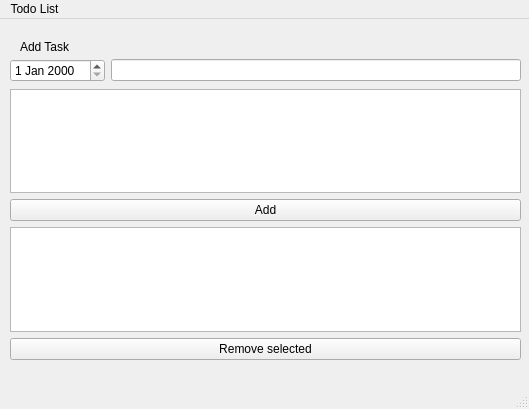
Qt form ui_files/mainwindow.ui (isym444/pyqtTodo) before a commit.
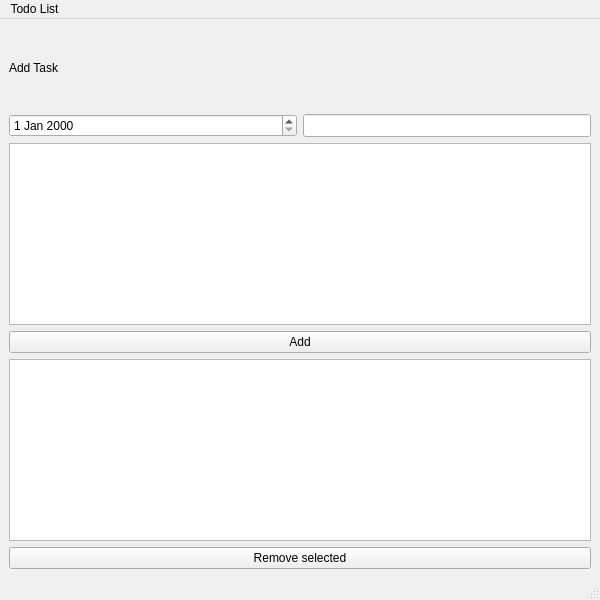
The same form after that commit. Icons and pictures are not drawn.

```diff
--- a/ui_files/mainwindow.ui
+++ b/ui_files/mainwindow.ui
@@ -6,35 +6,50 @@
    <rect>
     <x>0</x>
     <y>0</y>
-    <width>529</width>
-    <height>409</height>
+    <width>600</width>
+    <height>600</height>
    </rect>
   </property>
+  <property name="sizePolicy">
+   <sizepolicy hsizetype="Expanding" vsizetype="Expanding">
+    <horstretch>0</horstretch>
+    <verstretch>0</verstretch>
+   </sizepolicy>
+  </property>
   <property name="windowTitle">
    <string>MainWindow</string>
   </property>
   <widget class="QWidget" name="centralwidget">
-   <widget class="QLabel" name="label">
-    <property name="geometry">
-     <rect>
-      <x>20</x>
-      <y>20</y>
-      <width>67</width>
-      <height>16</height>
-     </rect>
-    </property>
-    <property name="text">
-     <string>Add Task</string>
-    </property>
-   </widget>
+   <property name="sizePolicy">
+    <sizepolicy hsizetype="Expanding" vsizetype="Expanding">
+     <horstretch>0</horstretch>
+     <verstretch>0</verstretch>
+    </sizepolicy>
+   </property>
+   <layout class="QVBoxLayout" name="verticalLayout">
+    <item>
+     <layout class="QVBoxLayout" name="verticalLayout_3">
+      <item>
+       <layout class="QGridLayout" name="gridLayout">
+        <item row="0" column="1">
    <widget class="QLabel" name="logoLabel">
-    <property name="geometry">
-     <rect>
-      <x>480</x>
-      <y>0</y>
-      <width>41</width>
-      <height>41</height>
-     </rect>
+          <property name="sizePolicy">
+           <sizepolicy hsizetype="Expanding" vsizetype="Expanding">
+            <horstretch>0</horstretch>
+            <verstretch>0</verstretch>
+           </sizepolicy>
+          </property>
+          <property name="minimumSize">
+           <size>
+            <width>50</width>
+            <height>80</height>
+           </size>
+          </property>
+          <property name="maximumSize">
+           <size>
+            <width>100</width>
+            <height>160</height>
+           </size>
     </property>
     <property name="pixmap">
      <pixmap resource="resources.qrc">:/icons/Cute-character.png</pixmap>
@@ -42,22 +57,68 @@
     <property name="scaledContents">
      <bool>true</bool>
     </property>
-   </widget>
-   <widget class="QWidget" name="layoutWidget">
-    <property name="geometry">
-     <rect>
-      <x>10</x>
-      <y>70</y>
-      <width>511</width>
-      <height>271</height>
-     </rect>
-    </property>
-    <layout class="QVBoxLayout" name="verticalLayout">
+          <property name="alignment">
+           <set>Qt::AlignmentFlag::AlignRight|Qt::AlignmentFlag::AlignTrailing|Qt::AlignmentFlag::AlignVCenter</set>
+          </property>
+         </widget>
+        </item>
+        <item row="0" column="0">
+         <widget class="QLabel" name="label">
+          <property name="sizePolicy">
+           <sizepolicy hsizetype="Expanding" vsizetype="Expanding">
+            <horstretch>0</horstretch>
+            <verstretch>0</verstretch>
+           </sizepolicy>
+          </property>
+          <property name="text">
+           <string>Add Task</string>
+          </property>
+         </widget>
+        </item>
+       </layout>
+      </item>
      <item>
-      <widget class="QPlainTextEdit" name="plainTextEdit"/>
+       <layout class="QHBoxLayout" name="horizontalLayout_2">
+        <item>
+         <widget class="QDateEdit" name="dateEdit">
+          <property name="sizePolicy">
+           <sizepolicy hsizetype="Expanding" vsizetype="Expanding">
+            <horstretch>0</horstretch>
+            <verstretch>0</verstretch>
+           </sizepolicy>
+          </property>
+         </widget>
+        </item>
+        <item>
+         <widget class="QLineEdit" name="lineEdit">
+          <property name="sizePolicy">
+           <sizepolicy hsizetype="Expanding" vsizetype="Expanding">
+            <horstretch>0</horstretch>
+            <verstretch>0</verstretch>
+           </sizepolicy>
+          </property>
+         </widget>
+        </item>
+       </layout>
+      </item>
+      <item>
+       <widget class="QPlainTextEdit" name="plainTextEdit">
+        <property name="sizePolicy">
+         <sizepolicy hsizetype="Expanding" vsizetype="Expanding">
+          <horstretch>0</horstretch>
+          <verstretch>0</verstretch>
+         </sizepolicy>
+        </property>
+       </widget>
      </item>
      <item>
       <widget class="QPushButton" name="pushButton">
+        <property name="sizePolicy">
+         <sizepolicy hsizetype="Expanding" vsizetype="Expanding">
+          <horstretch>0</horstretch>
+          <verstretch>0</verstretch>
+         </sizepolicy>
+        </property>
        <property name="text">
         <string>Add</string>
        </property>
@@ -68,10 +129,23 @@
       </widget>
      </item>
      <item>
-      <widget class="QListWidget" name="listWidget"/>
+       <widget class="QListWidget" name="listWidget">
+        <property name="sizePolicy">
+         <sizepolicy hsizetype="Expanding" vsizetype="Expanding">
+          <horstretch>0</horstretch>
+          <verstretch>0</verstretch>
+         </sizepolicy>
+        </property>
+       </widget>
      </item>
      <item>
       <widget class="QPushButton" name="pushButton_2">
+        <property name="sizePolicy">
+         <sizepolicy hsizetype="Expanding" vsizetype="Expanding">
+          <horstretch>0</horstretch>
+          <verstretch>0</verstretch>
+         </sizepolicy>
+        </property>
        <property name="text">
         <string>Remove selected</string>
        </property>
@@ -82,35 +156,24 @@
       </widget>
      </item>
     </layout>
-   </widget>
-   <widget class="QWidget" name="layoutWidget">
-    <property name="geometry">
-     <rect>
-      <x>10</x>
-      <y>40</y>
-      <width>511</width>
-      <height>23</height>
-     </rect>
-    </property>
-    <layout class="QHBoxLayout" name="horizontalLayout">
-     <item>
-      <widget class="QDateEdit" name="dateEdit"/>
-     </item>
-     <item>
-      <widget class="QLineEdit" name="lineEdit"/>
-     </item>
-    </layout>
-   </widget>
+    </item>
+   </layout>
   </widget>
   <widget class="QMenuBar" name="menubar">
    <property name="geometry">
     <rect>
      <x>0</x>
      <y>0</y>
-     <width>529</width>
+     <width>600</width>
      <height>24</height>
     </rect>
    </property>
+   <property name="sizePolicy">
+    <sizepolicy hsizetype="Expanding" vsizetype="Expanding">
+     <horstretch>0</horstretch>
+     <verstretch>0</verstretch>
+    </sizepolicy>
+   </property>
    <widget class="QMenu" name="menuTodo_List">
     <property name="title">
      <string>Todo List</string>
@@ -118,7 +181,14 @@
    </widget>
    <addaction name="menuTodo_List"/>
   </widget>
-  <widget class="QStatusBar" name="statusbar"/>
+  <widget class="QStatusBar" name="statusbar">
+   <property name="sizePolicy">
+    <sizepolicy hsizetype="Expanding" vsizetype="Expanding">
+     <horstretch>0</horstretch>
+     <verstretch>0</verstretch>
+    </sizepolicy>
+   </property>
+  </widget>
  </widget>
  <resources>
   <include location="resources.qrc"/>
```
Left out of the diff: 15 changed lines with no effect on the pictures. Lines whose indentation alone changed are shown as unchanged.
